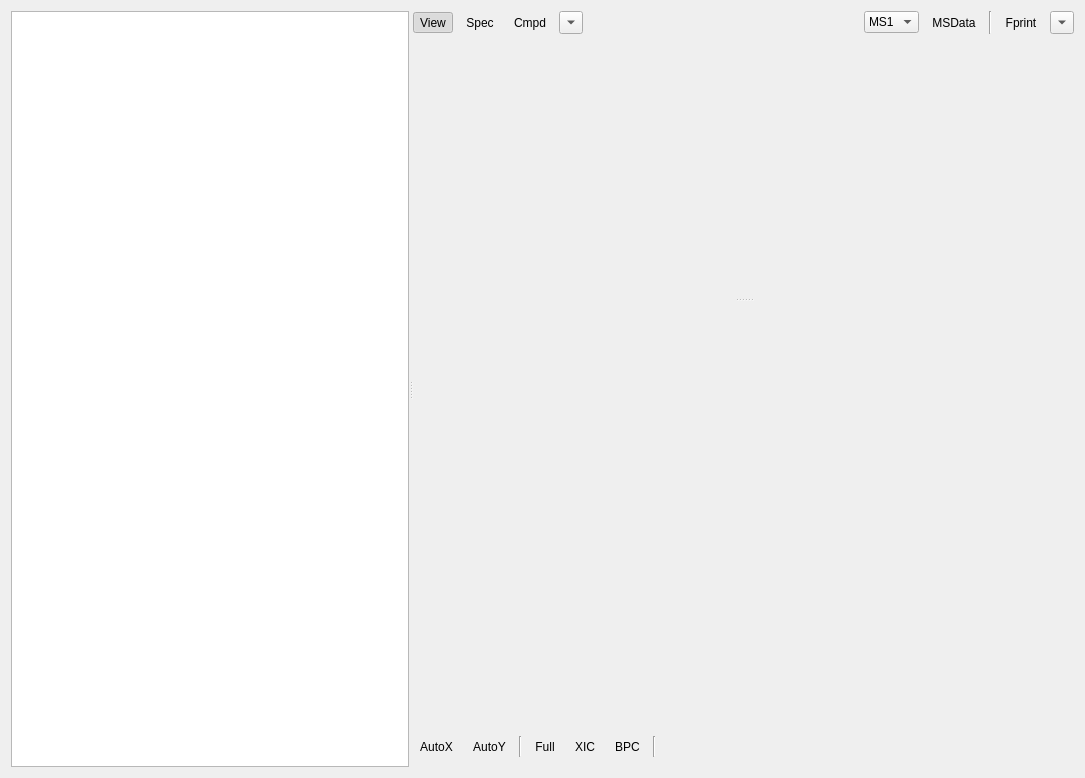
Qt form gui/resources/SampleViewerWindow.ui (mhagar/MzKit) before a commit.
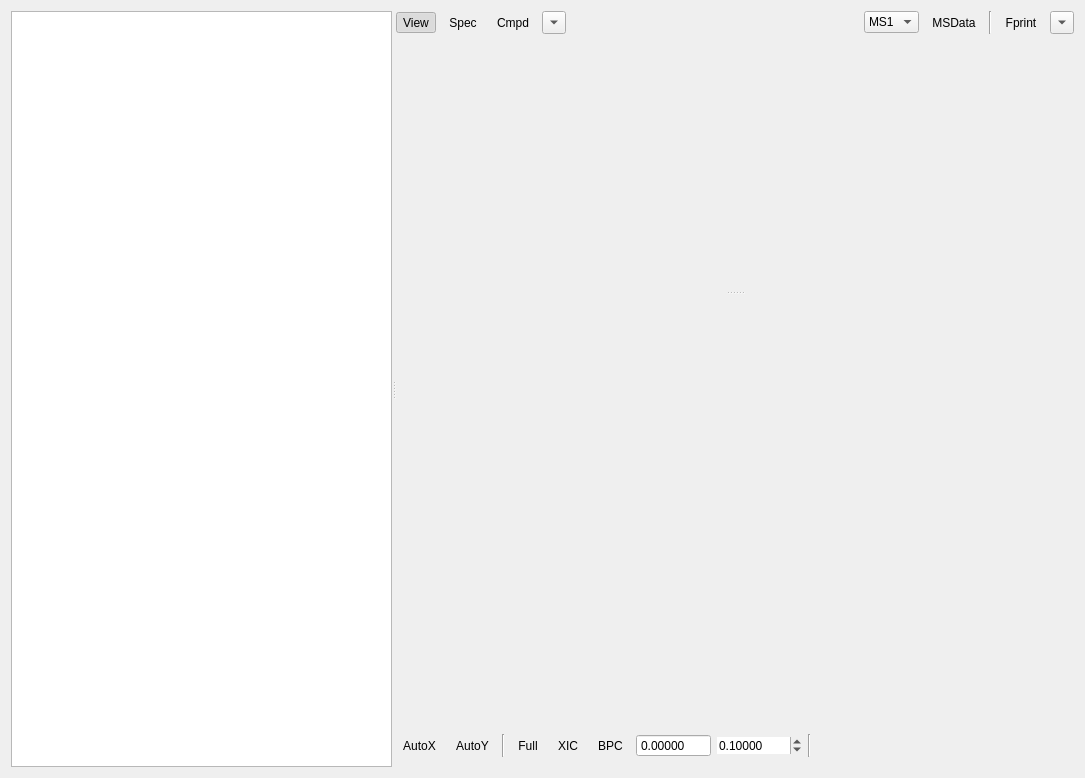
The same form after that commit. Custom widgets are drawn as their Qt base class.

```diff
--- a/gui/resources/SampleViewerWindow.ui
+++ b/gui/resources/SampleViewerWindow.ui
@@ -285,6 +285,41 @@
             </property>
            </widget>
           </item>
+          <item>
+           <widget class="QDoubleSpinBox" name="spinExtractTarget">
+            <property name="frame">
+             <bool>true</bool>
+            </property>
+            <property name="buttonSymbols">
+             <enum>QAbstractSpinBox::NoButtons</enum>
+            </property>
+            <property name="decimals">
+             <number>5</number>
+            </property>
+            <property name="maximum">
+             <double>3000.000000000000000</double>
+            </property>
+           </widget>
+          </item>
+          <item>
+           <widget class="QDoubleSpinBox" name="spinExtractWindow">
+            <property name="frame">
+             <bool>false</bool>
+            </property>
+            <property name="showGroupSeparator" stdset="0">
+             <bool>false</bool>
+            </property>
+            <property name="decimals">
+             <number>5</number>
+            </property>
+            <property name="maximum">
+             <double>1000.000000000000000</double>
+            </property>
+            <property name="value">
+             <double>0.100000000000000</double>
+            </property>
+           </widget>
+          </item>
           <item>
            <widget class="Line" name="line_3">
             <property name="orientation">
```
